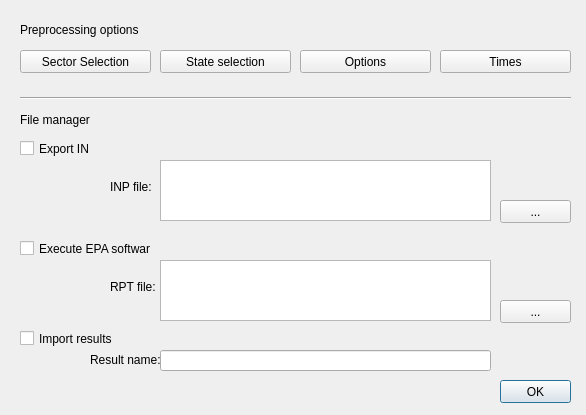
Above: ui/file_manager.ui from Giswater/giswater_qgis_plugin before the change. Below: the same form after it.
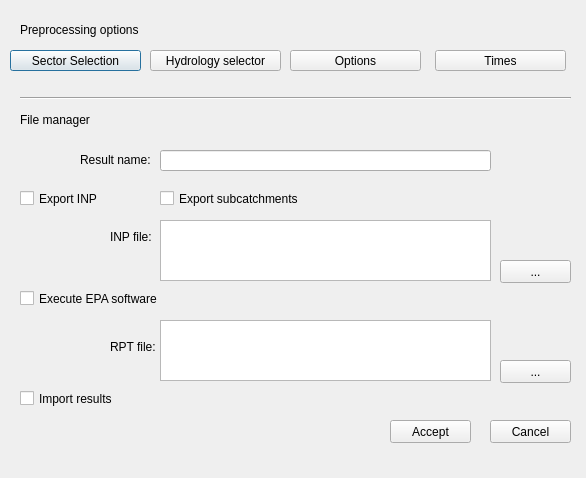
That is the form after the change.

```diff
--- a/ui/file_manager.ui
+++ b/ui/file_manager.ui
@@ -7,194 +7,51 @@
     <x>0</x>
     <y>0</y>
     <width>586</width>
-    <height>415</height>
+    <height>478</height>
    </rect>
   </property>
   <property name="windowTitle">
    <string>Dialog</string>
   </property>
-  <widget class="QPushButton" name="btn_accept">
-   <property name="geometry">
-    <rect>
-     <x>500</x>
-     <y>380</y>
-     <width>71</width>
-     <height>23</height>
-    </rect>
-   </property>
-   <property name="text">
-    <string>OK</string>
-   </property>
-  </widget>
   <widget class="QPushButton" name="btn_sector_selection">
    <property name="geometry">
     <rect>
-     <x>20</x>
+     <x>10</x>
      <y>50</y>
      <width>131</width>
-     <height>23</height>
+     <height>21</height>
     </rect>
    </property>
    <property name="text">
     <string>Sector Selection</string>
    </property>
   </widget>
-  <widget class="QPushButton" name="btn_times">
+  <widget class="QPushButton" name="btn_scensel_time">
    <property name="geometry">
     <rect>
-     <x>440</x>
+     <x>435</x>
      <y>50</y>
      <width>131</width>
-     <height>23</height>
+     <height>21</height>
     </rect>
    </property>
    <property name="text">
     <string>Times</string>
    </property>
   </widget>
-  <widget class="QPushButton" name="btn_options">
+  <widget class="QPushButton" name="btn_time_opt">
    <property name="geometry">
     <rect>
-     <x>300</x>
+     <x>290</x>
      <y>50</y>
      <width>131</width>
-     <height>23</height>
+     <height>21</height>
     </rect>
    </property>
    <property name="text">
     <string>Options</string>
    </property>
   </widget>
-  <widget class="QPushButton" name="btn_state_selection">
-   <property name="geometry">
-    <rect>
-     <x>160</x>
-     <y>50</y>
-     <width>131</width>
-     <height>23</height>
-    </rect>
-   </property>
-   <property name="text">
-    <string>State selection</string>
-   </property>
-  </widget>
-  <widget class="QPushButton" name="btn_file_inp">
-   <property name="geometry">
-    <rect>
-     <x>500</x>
-     <y>200</y>
-     <width>71</width>
-     <height>23</height>
-    </rect>
-   </property>
-   <property name="text">
-    <string>...</string>
-   </property>
-  </widget>
-  <widget class="QCheckBox" name="chk_export">
-   <property name="geometry">
-    <rect>
-     <x>20</x>
-     <y>140</y>
-     <width>70</width>
-     <height>17</height>
-    </rect>
-   </property>
-   <property name="text">
-    <string>Export INP</string>
-   </property>
-  </widget>
-  <widget class="QLabel" name="label">
-   <property name="geometry">
-    <rect>
-     <x>110</x>
-     <y>180</y>
-     <width>46</width>
-     <height>13</height>
-    </rect>
-   </property>
-   <property name="text">
-    <string>INP file:</string>
-   </property>
-  </widget>
-  <widget class="QCheckBox" name="chk_exec">
-   <property name="geometry">
-    <rect>
-     <x>20</x>
-     <y>240</y>
-     <width>131</width>
-     <height>17</height>
-    </rect>
-   </property>
-   <property name="text">
-    <string>Execute EPA software</string>
-   </property>
-  </widget>
-  <widget class="QPushButton" name="btn_file_rpt">
-   <property name="geometry">
-    <rect>
-     <x>500</x>
-     <y>300</y>
-     <width>71</width>
-     <height>23</height>
-    </rect>
-   </property>
-   <property name="text">
-    <string>...</string>
-   </property>
-  </widget>
-  <widget class="QLabel" name="label_2">
-   <property name="geometry">
-    <rect>
-     <x>110</x>
-     <y>280</y>
-     <width>46</width>
-     <height>13</height>
-    </rect>
-   </property>
-   <property name="text">
-    <string>RPT file:</string>
-   </property>
-  </widget>
-  <widget class="QCheckBox" name="chk_import">
-   <property name="geometry">
-    <rect>
-     <x>20</x>
-     <y>330</y>
-     <width>101</width>
-     <height>17</height>
-    </rect>
-   </property>
-   <property name="text">
-    <string>Import results</string>
-   </property>
-  </widget>
-  <widget class="QLineEdit" name="txt_result_name">
-   <property name="geometry">
-    <rect>
-     <x>160</x>
-     <y>350</y>
-     <width>331</width>
-     <height>21</height>
-    </rect>
-   </property>
-   <property name="text">
-    <string/>
-   </property>
-  </widget>
-  <widget class="QLabel" name="label_3">
-   <property name="geometry">
-    <rect>
-     <x>90</x>
-     <y>350</y>
-     <width>71</width>
-     <height>20</height>
-    </rect>
-   </property>
-   <property name="text">
-    <string>Result name:</string>
-   </property>
-  </widget>
   <widget class="QLabel" name="label_4">
    <property name="geometry">
     <rect>
@@ -208,19 +65,6 @@
     <string>Preprocessing options</string>
    </property>
   </widget>
-  <widget class="QLabel" name="label_5">
-   <property name="geometry">
-    <rect>
-     <x>20</x>
-     <y>110</y>
-     <width>151</width>
-     <height>20</height>
-    </rect>
-   </property>
-   <property name="text">
-    <string>File manager</string>
-   </property>
-  </widget>
   <widget class="Line" name="line">
    <property name="geometry">
     <rect>
@@ -234,26 +78,208 @@
     <enum>Qt::Horizontal</enum>
    </property>
   </widget>
+  <widget class="QPushButton" name="btn_opt_hs">
+   <property name="geometry">
+    <rect>
+     <x>150</x>
+     <y>50</y>
+     <width>131</width>
+     <height>21</height>
+    </rect>
+   </property>
+   <property name="text">
+    <string>Hydrology selector</string>
+   </property>
+  </widget>
+  <widget class="QPushButton" name="btn_file_inp">
+   <property name="geometry">
+    <rect>
+     <x>500</x>
+     <y>260</y>
+     <width>71</width>
+     <height>23</height>
+    </rect>
+   </property>
+   <property name="text">
+    <string>...</string>
+   </property>
+  </widget>
+  <widget class="QLabel" name="label_3">
+   <property name="geometry">
+    <rect>
+     <x>80</x>
+     <y>150</y>
+     <width>81</width>
+     <height>20</height>
+    </rect>
+   </property>
+   <property name="text">
+    <string>Result name:</string>
+   </property>
+  </widget>
+  <widget class="QPushButton" name="btn_accept">
+   <property name="geometry">
+    <rect>
+     <x>390</x>
+     <y>420</y>
+     <width>81</width>
+     <height>23</height>
+    </rect>
+   </property>
+   <property name="text">
+    <string>Accept</string>
+   </property>
+  </widget>
+  <widget class="QCheckBox" name="chk_exec">
+   <property name="geometry">
+    <rect>
+     <x>20</x>
+     <y>290</y>
+     <width>171</width>
+     <height>17</height>
+    </rect>
+   </property>
+   <property name="text">
+    <string>Execute EPA software</string>
+   </property>
+  </widget>
+  <widget class="QCheckBox" name="chk_import">
+   <property name="geometry">
+    <rect>
+     <x>20</x>
+     <y>390</y>
+     <width>131</width>
+     <height>17</height>
+    </rect>
+   </property>
+   <property name="text">
+    <string>Import results</string>
+   </property>
+  </widget>
+  <widget class="QLineEdit" name="txt_result_name">
+   <property name="geometry">
+    <rect>
+     <x>160</x>
+     <y>150</y>
+     <width>331</width>
+     <height>21</height>
+    </rect>
+   </property>
+   <property name="text">
+    <string/>
+   </property>
+  </widget>
+  <widget class="QLabel" name="label">
+   <property name="geometry">
+    <rect>
+     <x>110</x>
+     <y>230</y>
+     <width>46</width>
+     <height>13</height>
+    </rect>
+   </property>
+   <property name="text">
+    <string>INP file:</string>
+   </property>
+  </widget>
   <widget class="QTextEdit" name="txt_file_inp">
    <property name="geometry">
     <rect>
      <x>160</x>
-     <y>160</y>
+     <y>220</y>
      <width>331</width>
      <height>61</height>
     </rect>
    </property>
   </widget>
+  <widget class="QPushButton" name="btn_file_rpt">
+   <property name="geometry">
+    <rect>
+     <x>500</x>
+     <y>360</y>
+     <width>71</width>
+     <height>23</height>
+    </rect>
+   </property>
+   <property name="text">
+    <string>...</string>
+   </property>
+  </widget>
+  <widget class="QLabel" name="label_2">
+   <property name="geometry">
+    <rect>
+     <x>110</x>
+     <y>340</y>
+     <width>46</width>
+     <height>13</height>
+    </rect>
+   </property>
+   <property name="text">
+    <string>RPT file:</string>
+   </property>
+  </widget>
+  <widget class="QLabel" name="label_5">
+   <property name="geometry">
+    <rect>
+     <x>20</x>
+     <y>110</y>
+     <width>151</width>
+     <height>20</height>
+    </rect>
+   </property>
+   <property name="text">
+    <string>File manager</string>
+   </property>
+  </widget>
   <widget class="QTextEdit" name="txt_file_rpt">
    <property name="geometry">
     <rect>
      <x>160</x>
-     <y>260</y>
+     <y>320</y>
      <width>331</width>
      <height>61</height>
     </rect>
    </property>
   </widget>
+  <widget class="QCheckBox" name="chk_export">
+   <property name="geometry">
+    <rect>
+     <x>20</x>
+     <y>190</y>
+     <width>111</width>
+     <height>17</height>
+    </rect>
+   </property>
+   <property name="text">
+    <string>Export INP</string>
+   </property>
+  </widget>
+  <widget class="QPushButton" name="btn_cancel">
+   <property name="geometry">
+    <rect>
+     <x>490</x>
+     <y>420</y>
+     <width>81</width>
+     <height>23</height>
+    </rect>
+   </property>
+   <property name="text">
+    <string>Cancel</string>
+   </property>
+  </widget>
+  <widget class="QCheckBox" name="chk_export_subcatch">
+   <property name="geometry">
+    <rect>
+     <x>160</x>
+     <y>190</y>
+     <width>191</width>
+     <height>17</height>
+    </rect>
+   </property>
+   <property name="text">
+    <string>Export subcatchments</string>
+   </property>
+  </widget>
  </widget>
  <resources/>
  <connections/>
```
